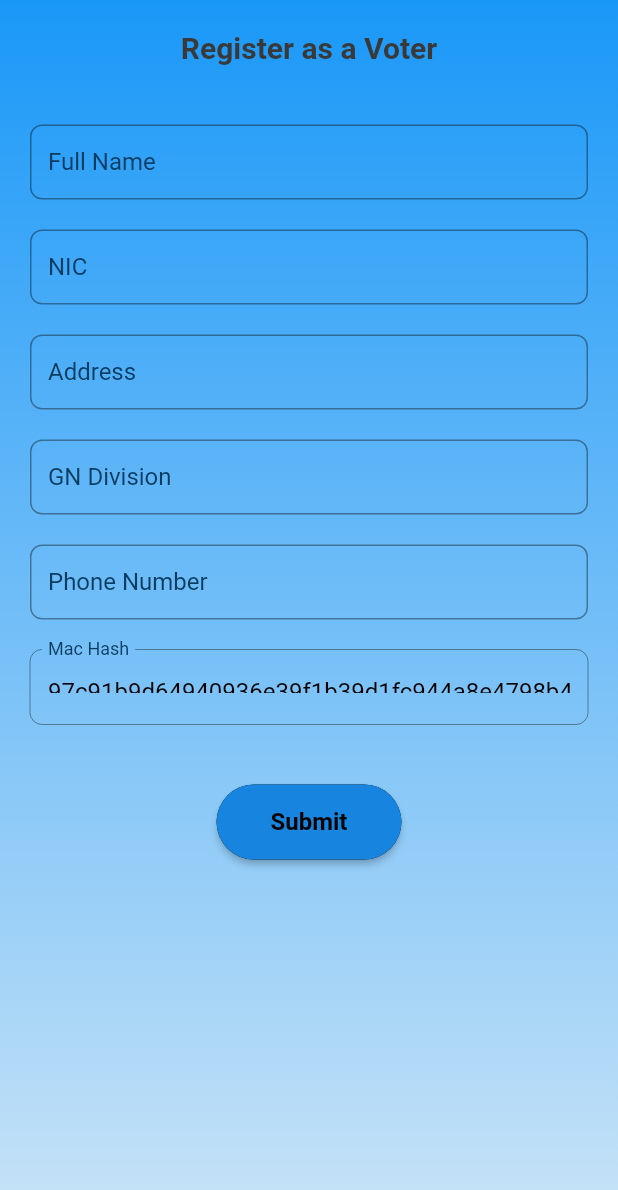
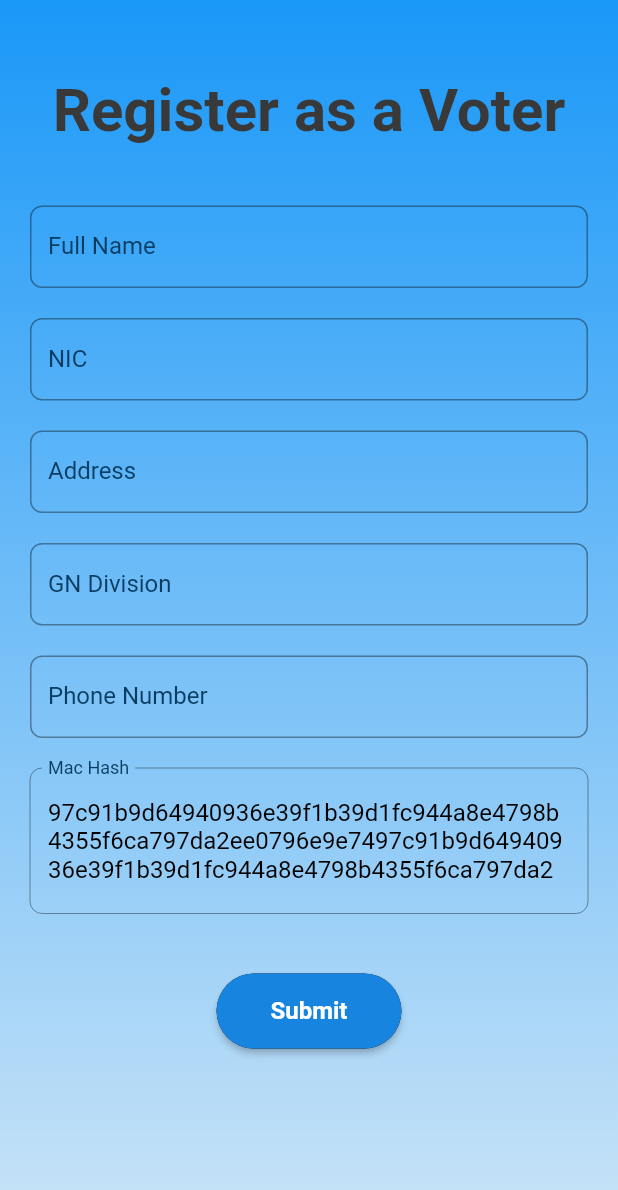
Before and after one commit to ISC-CryptoVote/CryptoVote-Voter-App, a Flutter app: the screen it shows after launch, on a phone screen of 412 x 824 dp. Shown: the top 1190 px of the screen. Run offline on Flutter 3.47's test engine with Material 2 defaults, Android fonts, the phone set to English and light mode, and no system bars; our stand-ins replace pinput.

Commit message:
Add UI changes

```diff
--- a/lib/screens/registration_screen.dart
+++ b/lib/screens/registration_screen.dart
@@ -23,7 +23,7 @@ class _RegistrationScreenState extends State<RegistrationScreen> {
     super.initState();
 
     macHashController.text =
-        "97c91b9d64940936e39f1b39d1fc944a8e4798b4355f6ca797da2ee0796e9e74";
+        "97c91b9d64940936e39f1b39d1fc944a8e4798b4355f6ca797da2ee0796e9e7497c91b9d64940936e39f1b39d1fc944a8e4798b4355f6ca797da2ee0796e9e74";
   }
 
   void onSubmit() async {
@@ -70,11 +70,14 @@ class _RegistrationScreenState extends State<RegistrationScreen> {
               child: Column(
                 mainAxisAlignment: MainAxisAlignment.center,
                 children: [
+                  SizedBox(
+                    height: 30,
+                  ),
                   Text(
                     "Register as a Voter",
                     style: TextStyle(
                       color: Color(0xFF393939),
-                      fontSize: 20,
+                      fontSize: 40,
                       fontWeight: FontWeight.w600,
                     ),
                   ),
@@ -105,7 +108,7 @@ class _RegistrationScreenState extends State<RegistrationScreen> {
                   SizedBox(
                     height: 20,
                   ),
-                  CustomTextField(
+                  CustomTextBox(
                     topic: "Mac Hash",
                     controller: macHashController,
                     enabled: false,
@@ -134,7 +137,7 @@ class _RegistrationScreenState extends State<RegistrationScreen> {
                               child: Text(
                                 "Submit",
                                 style: TextStyle(
-                                  color: Color(0xFF000000),
+                                  color: Colors.white,
                                   fontSize: 16,
                                   fontWeight: FontWeight.w600,
                                 ),
@@ -172,9 +175,10 @@ class CustomTextField extends StatelessWidget {
   @override
   Widget build(BuildContext context) {
     return Container(
-      height: 50,
+      height: 55,
       child: TextField(
         enabled: enabled,
+        maxLines: 2,
         style: TextStyle(
           color: Color(0xFF000000),
           fontSize: 16,
@@ -199,3 +203,47 @@ class CustomTextField extends StatelessWidget {
     );
   }
 }
+
+class CustomTextBox extends StatelessWidget {
+  CustomTextBox({
+    Key? key,
+    required this.controller,
+    required this.topic,
+    this.enabled = true,
+  }) : super(key: key);
+
+  final TextEditingController controller;
+  final String topic;
+  bool enabled;
+
+  @override
+  Widget build(BuildContext context) {
+    return Container(
+      child: TextField(
+        enabled: enabled,
+        // maxLines: 5,
+        maxLines: 3,
+        style: TextStyle(
+          color: Color(0xFF000000),
+          fontSize: 16,
+          fontWeight: FontWeight.w400,
+        ),
+        decoration: InputDecoration(
+          border: OutlineInputBorder(
+            borderRadius: BorderRadius.circular(8),
+          ),
+          labelText: topic,
+          labelStyle: TextStyle(
+            color: Color(0xFF0B3C61),
+            fontSize: 16,
+            fontWeight: FontWeight.w400,
+          ),
+          prefixIconConstraints: BoxConstraints(
+            minWidth: 20,
+          ),
+        ),
+        controller: controller,
+      ),
+    );
+  }
+}
```
Also changed, not shown: lib/screens/mnemonic_screen.dart (+12 -6 lines), lib/screens/otp_screen.dart (+9 -6 lines), lib/screens/registration_approved_screen .dart (+7 -4 lines), lib/screens/registration_rejected_screen.dart (+7 -4 lines).
